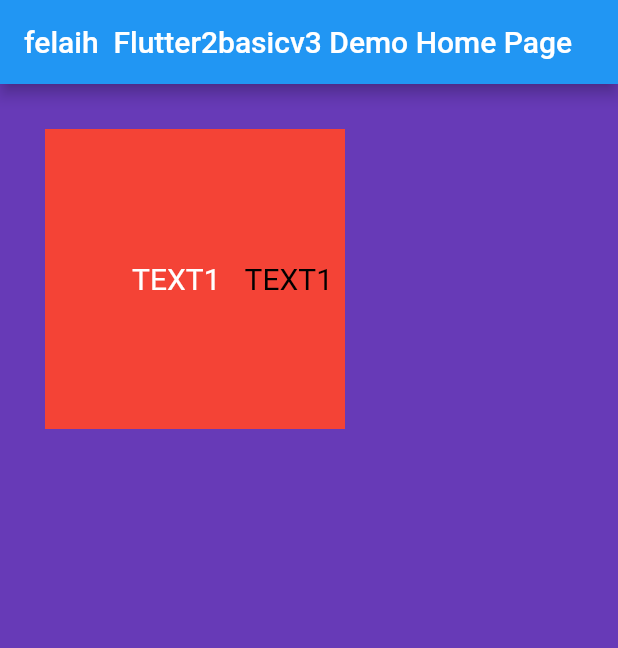
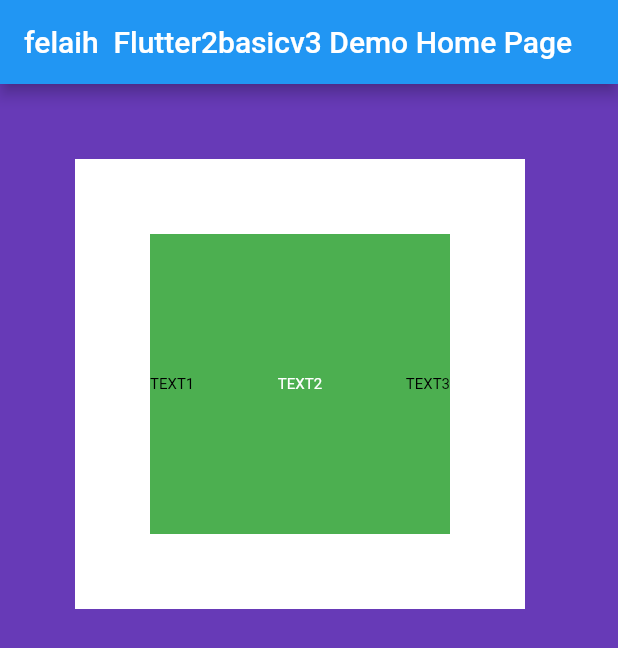
Before and after one commit to Devsaci/flutter2basicv3, a Flutter app: the screen it shows after launch, on a phone screen of 412 x 824 dp. Shown: the top 648 px of the screen. Run offline on Flutter 3.47's test engine with Material 2 defaults, Android fonts, the light colour scheme and no system bars.

Commit message:
spaceBetween

```diff
--- a/lib/main.dart
+++ b/lib/main.dart
@@ -37,27 +37,27 @@ class _MyHomePageState extends State<MyHomePage> {
           title: Text(widget.title),
         ),
         body: Container(
-          margin: const EdgeInsets.all(30),
-          color: Colors.red,
-          width: 200,
-          height: 200,
-          child: Row(
-            mainAxisAlignment: MainAxisAlignment.end,
-            children: const <Widget>[
-              Padding(
-                padding: EdgeInsets.all(8.0),
-                child: Text(
-                  "TEXT1",
-                  style: myTextStylWhite,
+          color: Colors.white,
+          width: 300,height: 300,
+          margin: const EdgeInsets.all(50),
+          alignment: Alignment.center,
+          child: Stack(
+            alignment: Alignment.topCenter,
+            children: <Widget>[
+              Container(
+                width: 200,
+                height: 200,
+                color: Colors.green,
+                child: Row(
+                  mainAxisAlignment: MainAxisAlignment.spaceBetween,
+                  children: const <Widget>[
+                    Text("TEXT1",style: myTextStylBlack,),
+                    Text("TEXT2",style: myTextStylWhite,),
+                    Text("TEXT3",style: myTextStylBlack,),
+                  ],
                 ),
               ),
-              Padding(
-                padding: EdgeInsets.all(8.0),
-                child: Text(
-                  "TEXT1",
-                  style: myTextStylBlack,
-                ),
-              ),
+
             ],
           ),
         ));
--- a/lib/text.dart
+++ b/lib/text.dart
@@ -1,7 +1,7 @@
 import 'package:flutter/material.dart';
 
-const TextStyle myTextStylWhite =  TextStyle(color: Colors.white, fontSize: 20);
-const TextStyle myTextStylBlack =  TextStyle(color: Colors.black, fontSize: 20);
+const TextStyle myTextStylWhite =  TextStyle(color: Colors.white, fontSize: 10);
+const TextStyle myTextStylBlack =  TextStyle(color: Colors.black, fontSize: 10);
 
 class MyText extends StatelessWidget {
    final String _text;
```
